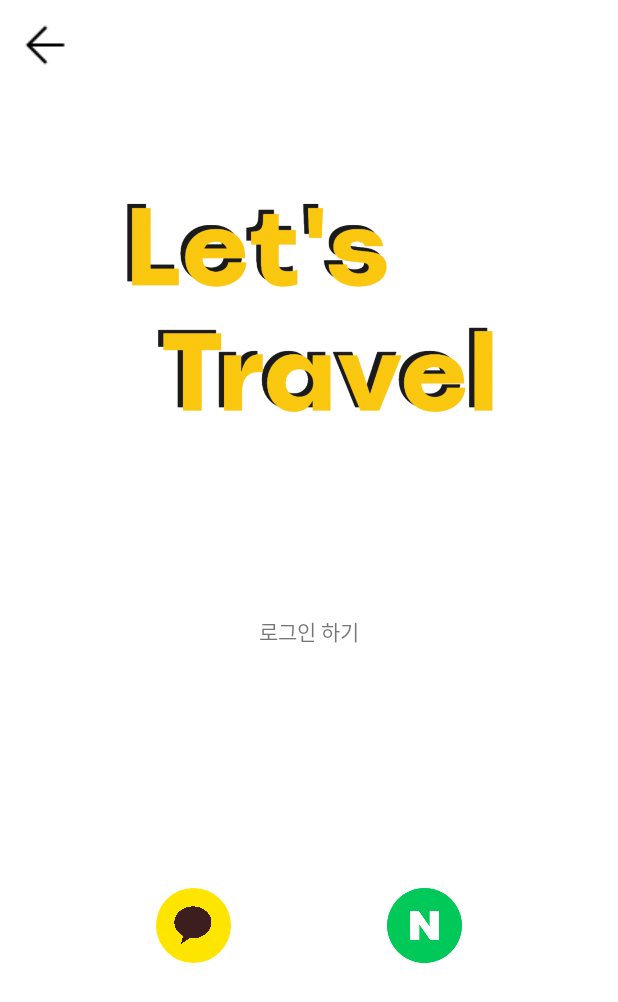
After one commit to jiwonn333/Trip_Planner, an Android app: the LoginActivity screen opened directly, with no data from a screen before it, on a phone screen of 412 x 824 dp. The commit adds this screen. Shown: the top 1002 px of the screen. Run offline under Robolectric (Android 15) with nearby library versions, the phone set to English and light mode, and no system bars; our stand-ins replace data binding; libraries missing offline, so code that uses them is left out: com.kakao.sdk, com.navercorp.nid; 1 statement that could not run was skipped.

Commit message:
feat: 네비게이션 헤더 추가, 로그인 기능 추가(카카오)

```diff
--- /dev/null
+++ b/app/src/main/java/com/example/letstravel/login/LoginActivity.java
@@ -0,0 +1,122 @@
+package com.example.letstravel.login;
+
+import android.content.Context;
+import android.content.Intent;
+import android.os.Bundle;
+import android.widget.ImageButton;
+import android.widget.ImageView;
+
+import androidx.annotation.NonNull;
+import androidx.annotation.Nullable;
+import androidx.appcompat.app.AppCompatActivity;
+
+import com.example.letstravel.R;
+import com.example.letstravel.util.UserPreference;
+import com.kakao.sdk.auth.model.OAuthToken;
+import com.kakao.sdk.common.model.ClientError;
+import com.kakao.sdk.common.model.ClientErrorCause;
+import com.kakao.sdk.user.UserApiClient;
+import com.navercorp.nid.NaverIdLoginSDK;
+import com.navercorp.nid.oauth.OAuthLoginCallback;
+
+import kotlin.Unit;
+import kotlin.jvm.functions.Function2;
+
+public class LoginActivity extends AppCompatActivity {
+
+    private ImageButton btnKakao;
+    private ImageButton btnNaver;
+    private Context context;
+    private Intent intent;
+    private ImageView btnBack;
+
+    @Override
+    protected void onCreate(@Nullable Bundle savedInstanceState) {
+        super.onCreate(savedInstanceState);
+        setContentView(R.layout.activity_login);
+
+        context = this;
+        btnKakao = findViewById(R.id.btn_kakao);
+        btnNaver = findViewById(R.id.btn_naver);
+        btnBack = findViewById(R.id.iv_back);
+
+        btnKakao.setOnClickListener(v -> kakaoLogin());
+
+        btnNaver.setOnClickListener(v -> naverLogin());
+
+        btnBack.setOnClickListener(v -> {
+            finish();
+        });
+
+    }
+
+    private void kakaoLogin() {
+        if (UserApiClient.getInstance().isKakaoTalkLoginAvailable(context)) {
+            UserApiClient.getInstance().loginWithKakaoTalk(context, (oAuthToken, throwable) -> {
+                if (throwable != null) {
+                    if (throwable instanceof ClientError && (((ClientError) throwable).getReason()) == ClientErrorCause.Cancelled) {
+                        return null;
+                    }
+                    UserApiClient.getInstance().loginWithKakaoAccount(context, callback);
+                } else if (oAuthToken != null) {
+                    UserPreference.setKakaoLoginSuccess(context, true);
+                    startIntent();
+                }
+                return null;
+            });
+        } else {
+            UserApiClient.getInstance().loginWithKakaoAccount(context, callback);
+        }
+    }
+
+    private Function2 callback = (Function2<OAuthToken, Throwable, Unit>) (oAuthToken, throwable) -> {
+        if (throwable != null) {
+
+        } else if (oAuthToken != null) {
+            UserPreference.setKakaoLoginSuccess(context, true);
+            startIntent();
+        }
+        return null;
+    };
+
+    private void naverLogin() {
+        /**
+         * launcher나 OAuthLoginCallback을 authenticate() 메서드 호출 시
+         * 파라미터로 전달하거나 NidOAuthLoginButton 객체에 등록하면 인증이 종료되는 것을 확인할 수 있다.
+         * https://developer.android.com/training/basics/intents/result?hl=ko#custom
+         */
+
+
+        OAuthLoginCallback oAuthLoginCallback = new OAuthLoginCallback() {
+            @Override
+            public void onSuccess() {
+                UserPreference.setNaverLoginSuccess(context, true);
+            }
+
+            @Override
+            public void onFailure(int i, @NonNull String s) {
+                String errorCode = NaverIdLoginSDK.INSTANCE.getLastErrorCode().getCode();
+                String errorDescription = NaverIdLoginSDK.INSTANCE.getLastErrorDescription();
+            }
+
+            @Override
+            public void onError(int errorCode, @NonNull String message) {
+                onFailure(errorCode, message);
+            }
+        };
+        NaverIdLoginSDK.INSTANCE.authenticate(this, oAuthLoginCallback);
+
+    }
+
+
+    private void startIntent() {
+        intent = new Intent();
+//        intent.putExtra("userId", userId);
+//        intent.putExtra("userName", userName);
+//        intent.putExtra("userPhone", userPhone);
+        setResult(RESULT_OK, intent);
+        finish();
+    }
+
+
+}
--- /dev/null
+++ b/app/src/main/res/layout/activity_login.xml
@@ -0,0 +1,84 @@
+<?xml version="1.0" encoding="utf-8"?>
+<layout xmlns:android="http://schemas.android.com/apk/res/android"
+    xmlns:app="http://schemas.android.com/apk/res-auto"
+    xmlns:tools="http://schemas.android.com/tools">
+
+    <data>
+
+    </data>
+
+    <androidx.constraintlayout.widget.ConstraintLayout
+        android:layout_width="match_parent"
+        android:layout_height="match_parent"
+        tools:context=".MainActivity">
+
+        <ImageView
+            android:id="@+id/iv_back"
+            android:layout_width="wrap_content"
+            android:layout_height="wrap_content"
+            android:layout_margin="10sp"
+            android:src="@drawable/ic_back"
+            app:layout_constraintStart_toStartOf="parent"
+            app:layout_constraintTop_toTopOf="parent" />
+
+
+        <ImageView
+            android:id="@+id/iv_logo"
+            android:layout_width="wrap_content"
+            android:layout_height="wrap_content"
+            android:src="@drawable/ic_logo"
+            app:layout_constraintEnd_toEndOf="parent"
+            app:layout_constraintStart_toStartOf="parent"
+            app:layout_constraintTop_toTopOf="parent" />
+
+        <TextView
+            android:layout_width="match_parent"
+            android:layout_height="wrap_content"
+            android:gravity="center"
+            android:text="로그인 하기"
+            android:visibility="visible"
+            app:layout_constraintTop_toBottomOf="@id/iv_logo" />
+
+        <Button
+            android:layout_width="wrap_content"
+            android:layout_height="wrap_content"
+            android:backgroundTint="#F1C747"
+            android:gravity="center"
+            android:text="로그아웃"
+            android:textColor="@color/black"
+            android:textSize="16sp"
+            android:textStyle="bold"
+            android:visibility="invisible"
+            app:layout_constraintEnd_toEndOf="parent"
+            app:layout_constraintStart_toStartOf="parent"
+            app:layout_constraintTop_toBottomOf="@id/iv_logo" />
+
+
+        <ImageButton
+            android:id="@+id/btn_kakao"
+            android:layout_width="50dp"
+            android:layout_height="50dp"
+            android:background="@drawable/custom_login_button"
+            android:visibility="visible"
+            app:layout_constraintBottom_toBottomOf="parent"
+            app:layout_constraintEnd_toStartOf="@+id/btn_naver"
+            app:layout_constraintStart_toStartOf="parent"
+            app:layout_constraintTop_toBottomOf="@id/iv_logo" />
+
+
+        <ImageButton
+            android:id="@+id/btn_naver"
+            android:layout_width="50dp"
+            android:layout_height="50dp"
+            android:background="@drawable/ic_naver"
+            android:visibility="visible"
+            app:layout_constraintBottom_toBottomOf="parent"
+            app:layout_constraintEnd_toEndOf="parent"
+            app:layout_constraintStart_toEndOf="@id/btn_kakao"
+            app:layout_constraintTop_toBottomOf="@id/iv_logo" />
+
+
+    </androidx.constraintlayout.widget.ConstraintLayout>
+
+
+</layout>
--- a/settings.gradle
+++ b/settings.gradle
@@ -10,6 +10,7 @@ dependencyResolutionManagement {
     repositories {
         google()
         mavenCentral()
+        maven { url 'https://devrepo.kakao.com/nexus/content/groups/public/' }
     }
 }
 rootProject.name = "Let's Travel"
```
Also changed, not shown: app/src/main/java/com/example/letstravel/MainActivity.java (+43 -6 lines), app/src/main/java/com/example/letstravel/util/UserPreference.java (added, +85 -0 lines), app/src/main/res/layout/activity_main_header_layout.xml (added, +42 -0 lines), app/src/main/res/values/strings.xml (+9 -0 lines).
